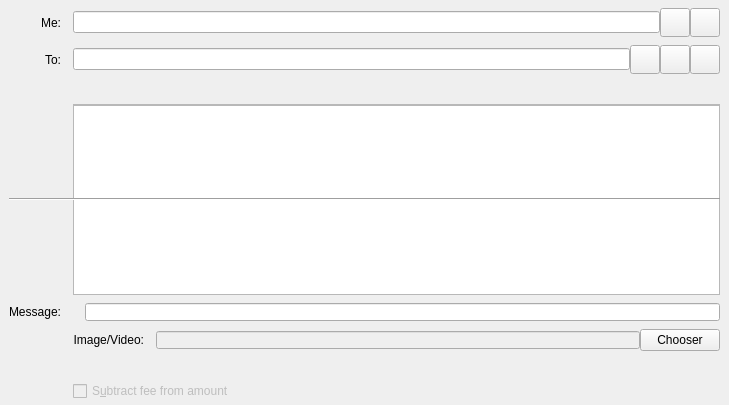
Old version of the form src/qt/forms/chatentry.ui in the repository mceme/ImageCoin.
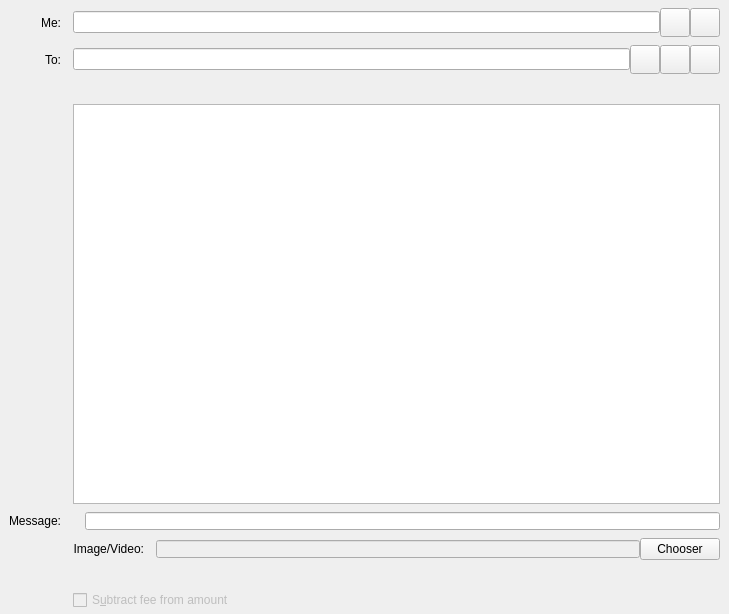
New version of the form. Custom widgets are drawn as their Qt base class.

What changed in the file:
```diff
--- a/src/qt/forms/chatentry.ui
+++ b/src/qt/forms/chatentry.ui
@@ -39,42 +39,15 @@
     <property name="verticalSpacing">
      <number>8</number>
     </property>
-    <item row="10" column="1">
-     <layout class="QHBoxLayout" name="horizontalLayoutAmount" stretch="0">
-      <item>
-       <widget class="QScrollArea" name="scrollArea">
-        <property name="widgetResizable">
-         <bool>true</bool>
-        </property>
-        <widget class="QWidget" name="scrollAreaWidgetContents">
-         <property name="geometry">
-          <rect>
-           <x>0</x>
-           <y>0</y>
-           <width>649</width>
-           <height>200</height>
-          </rect>
-         </property>
-         <widget class="QTableView" name="chattableView">
-          <property name="geometry">
-           <rect>
-            <x>-5</x>
-            <y>0</y>
-            <width>661</width>
-            <height>400</height>
-           </rect>
-          </property>
-          <property name="minimumSize">
-           <size>
-            <width>600</width>
-            <height>400</height>
-           </size>
-          </property>
-         </widget>
-        </widget>
-       </widget>
-      </item>
-     </layout>
+    <item row="9" column="1">
+     <widget class="QTableView" name="chattableView">
+      <property name="minimumSize">
+       <size>
+        <width>600</width>
+        <height>400</height>
+       </size>
+      </property>
+     </widget>
     </item>
     <item row="1" column="0">
      <widget class="QLabel" name="chatToLabel">
@@ -89,7 +62,7 @@
       </property>
      </widget>
     </item>
-    <item row="12" column="1">
+    <item row="11" column="1">
      <layout class="QHBoxLayout" name="horizontalLayout_3">
       <property name="spacing">
        <number>0</number>
@@ -115,7 +88,7 @@
       </item>
      </layout>
     </item>
-    <item row="12" column="0">
+    <item row="11" column="0">
      <widget class="QLabel" name="Labelimgbase64">
       <property name="text">
        <string>Message:</string>
@@ -128,6 +101,80 @@
       </property>
      </widget>
     </item>
+    <item row="14" column="1">
+     <widget class="QLabel" name="messageTextLabel">
+      <property name="toolTip">
+       <string>A message that was attached to the dash: URI which will be stored with the transaction for your reference. Note: This message will not be sent over the Dash network.</string>
+      </property>
+      <property name="textFormat">
+       <enum>Qt::PlainText</enum>
+      </property>
+     </widget>
+    </item>
+    <item row="13" column="1">
+     <layout class="QHBoxLayout" name="horizontalLayout">
+      <property name="spacing">
+       <number>0</number>
+      </property>
+      <property name="leftMargin">
+       <number>0</number>
+      </property>
+      <item>
+       <widget class="QLabel" name="Imagelabel">
+        <property name="text">
+         <string>Image/Video:</string>
+        </property>
+        <property name="alignment">
+         <set>Qt::AlignRight|Qt::AlignTrailing|Qt::AlignVCenter</set>
+        </property>
+       </widget>
+      </item>
+      <item>
+       <widget class="QLineEdit" name="FileNamesTxt">
+        <property name="enabled">
+         <bool>false</bool>
+        </property>
+        <property name="styleSheet">
+         <string notr="true">margin-left:12px</string>
+        </property>
+       </widget>
+      </item>
+      <item>
+       <widget class="QPushButton" name="chooserButton">
+        <property name="text">
+         <string>Chooser</string>
+        </property>
+       </widget>
+      </item>
+     </layout>
+    </item>
+    <item row="15" column="1">
+     <layout class="QHBoxLayout" name="horizontalLayoutAmount" stretch="0,1">
+      <item>
+       <widget class="BitcoinAmountField" name="payAmount" native="true">
+        <property name="enabled">
+         <bool>false</bool>
+        </property>
+       </widget>
+      </item>
+      <item>
+       <widget class="QCheckBox" name="checkboxSubtractFeeFromAmount">
+        <property name="enabled">
+         <bool>false</bool>
+        </property>
+        <property name="visible">
+         <bool>false</bool>
+        </property>
+        <property name="toolTip">
+         <string>The fee will be deducted from the amount being sent. The recipient will receive a lower amount of Dash than you enter in the amount field. If multiple recipients are selected, the fee is split equally.</string>
+        </property>
+        <property name="text">
+         <string>S&amp;ubtract fee from amount</string>
+        </property>
+       </widget>
+      </item>
+     </layout>
+    </item>
     <item row="1" column="1">
      <layout class="QHBoxLayout" name="chatToLayout">
       <property name="spacing">
@@ -256,7 +303,7 @@
       </property>
      </widget>
     </item>
-    <item row="15" column="0">
+    <item row="14" column="0">
      <widget class="QLabel" name="messageLabel">
       <property name="text">
        <string/>
@@ -266,87 +313,6 @@
       </property>
      </widget>
     </item>
-    <item row="10" column="0" colspan="2">
-     <widget class="Line" name="line">
-      <property name="orientation">
-       <enum>Qt::Horizontal</enum>
-      </property>
-     </widget>
-    </item>
-    <item row="15" column="1">
-     <widget class="QLabel" name="messageTextLabel">
-      <property name="toolTip">
-       <string>A message that was attached to the dash: URI which will be stored with the transaction for your reference. Note: This message will not be sent over the Dash network.</string>
-      </property>
-      <property name="textFormat">
-       <enum>Qt::PlainText</enum>
-      </property>
-     </widget>
-    </item>
-    <item row="14" column="1">
-     <layout class="QHBoxLayout" name="horizontalLayout">
-      <property name="spacing">
-       <number>0</number>
-      </property>
-      <property name="leftMargin">
-       <number>0</number>
-      </property>
-      <item>
-       <widget class="QLabel" name="Imagelabel">
-        <property name="text">
-         <string>Image/Video:</string>
-        </property>
-        <property name="alignment">
-         <set>Qt::AlignRight|Qt::AlignTrailing|Qt::AlignVCenter</set>
-        </property>
-       </widget>
-      </item>
-      <item>
-       <widget class="QLineEdit" name="FileNamesTxt">
-        <property name="enabled">
-         <bool>false</bool>
-        </property>
-        <property name="styleSheet">
-         <string notr="true">margin-left:12px</string>
-        </property>
-       </widget>
-      </item>
-      <item>
-       <widget class="QPushButton" name="chooserButton">
-        <property name="text">
-         <string>Chooser</string>
-        </property>
-       </widget>
-      </item>
-     </layout>
-    </item>
-    <item row="16" column="1">
-     <layout class="QHBoxLayout" name="horizontalLayoutAmount" stretch="0,1">
-      <item>
-       <widget class="BitcoinAmountField" name="payAmount" native="true">
-        <property name="enabled">
-         <bool>false</bool>
-        </property>
-       </widget>
-      </item>
-      <item>
-       <widget class="QCheckBox" name="checkboxSubtractFeeFromAmount">
-        <property name="enabled">
-         <bool>false</bool>
-        </property>
-        <property name="visible">
-         <bool>false</bool>
-        </property>
-        <property name="toolTip">
-         <string>The fee will be deducted from the amount being sent. The recipient will receive a lower amount of Dash than you enter in the amount field. If multiple recipients are selected, the fee is split equally.</string>
-        </property>
-        <property name="text">
-         <string>S&amp;ubtract fee from amount</string>
-        </property>
-       </widget>
-      </item>
-     </layout>
-    </item>
    </layout>
   </widget>
   <widget class="QFrame" name="SendCoins_UnauthenticatedPaymentRequest">
```
Left out of the diff: 20 changed lines with no effect on the pictures.
